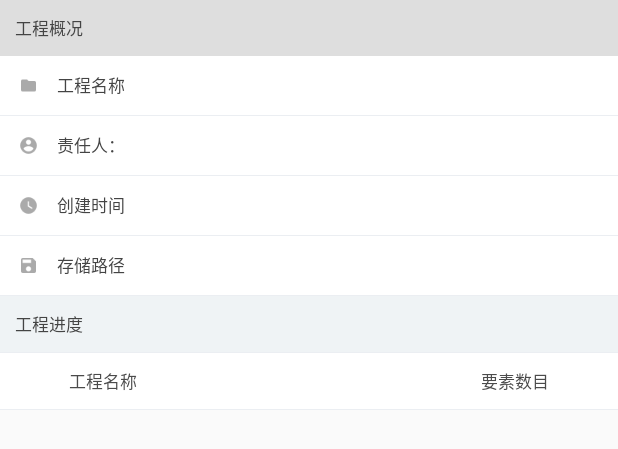
After one commit to kicker315/gis, an Android app: the layout headerview_project_layer_info.xml on its own in the app's theme, with its tools: preview values and no code run, on a phone screen of 412 x 824 dp. The commit adds this screen. Shown: the top 449 px of the screen. Run offline under Robolectric (Android 15) with nearby library versions, the phone set to English and light mode, and no system bars.

Commit message:
添加工程信息功能

```diff
--- a/app/src/main/java/com/zydcc/zrdc/ui/view/main/MapFragment.kt
+++ b/app/src/main/java/com/zydcc/zrdc/ui/view/main/MapFragment.kt
@@ -84,6 +84,7 @@ class MapFragment: Fragment(), MapOperate {
         dealError()
         return binding.root
     }
+
 
 
     // 初始化地图
--- /dev/null
+++ b/app/src/main/res/layout/headerview_project_layer_info.xml
@@ -0,0 +1,257 @@
+<?xml version="1.0" encoding="utf-8"?>
+<LinearLayout xmlns:android="http://schemas.android.com/apk/res/android"
+    android:layout_width="match_parent"
+    android:layout_height="wrap_content"
+    android:background="@color/background"
+    android:orientation="vertical">
+
+    <TextView
+        android:layout_width="match_parent"
+        android:layout_height="wrap_content"
+        android:background="@color/grey_translucent"
+        android:padding="10dp"
+        android:text="@string/txt_project_base_info"
+        android:textSize="@dimen/textsize_normal" />
+
+    <RelativeLayout
+        android:layout_width="match_parent"
+        android:layout_height="wrap_content"
+        android:layout_marginBottom="1px"
+        android:background="@color/white">
+
+        <ImageView
+            android:id="@+id/icon_projectname"
+            android:layout_width="wrap_content"
+            android:layout_height="wrap_content"
+            android:layout_centerVertical="true"
+            android:padding="12dp"
+            android:src="@drawable/icon_projectname"
+            android:contentDescription="@string/app_name"/>
+
+        <TextView
+            android:layout_width="wrap_content"
+            android:layout_height="wrap_content"
+            android:layout_centerVertical="true"
+            android:layout_toEndOf="@id/icon_projectname"
+            android:text="@string/txt_project_name"
+            android:textSize="@dimen/textsize_normal" />
+
+        <TextView
+            android:id="@+id/tv_projectName"
+            android:layout_width="wrap_content"
+            android:layout_height="wrap_content"
+            android:layout_alignParentEnd="true"
+            android:padding="12dp"
+            android:textSize="@dimen/textsize_normal" />
+    </RelativeLayout>
+
+    <RelativeLayout
+        android:layout_width="match_parent"
+        android:layout_height="wrap_content"
+        android:layout_marginBottom="1px"
+        android:background="#ffffffff">
+
+        <ImageView
+            android:id="@+id/icon_projectman"
+            android:layout_width="wrap_content"
+            android:layout_height="wrap_content"
+            android:layout_centerVertical="true"
+            android:padding="12.0dip"
+            android:src="@drawable/icon_createman" />
+
+        <TextView
+            android:layout_width="wrap_content"
+            android:layout_height="wrap_content"
+            android:layout_centerVertical="true"
+            android:layout_toEndOf="@id/icon_projectman"
+            android:text="@string/txt_create_user"
+            android:textSize="@dimen/textsize_normal" />
+
+        <TextView
+            android:id="@+id/tv_projectMan"
+            android:layout_width="wrap_content"
+            android:layout_height="wrap_content"
+            android:layout_alignParentEnd="true"
+            android:padding="12dp"
+            android:textSize="@dimen/textsize_normal" />
+    </RelativeLayout>
+
+    <RelativeLayout
+        android:layout_width="match_parent"
+        android:layout_height="wrap_content"
+        android:layout_marginBottom="1px"
+        android:background="@color/white"
+        android:visibility="gone">
+
+        <ImageView
+            android:id="@+id/icon_coordinate_system"
+            android:layout_width="wrap_content"
+            android:layout_height="wrap_content"
+            android:layout_centerVertical="true"
+            android:padding="12.0dip"
+            android:src="@drawable/icon_coordinate_system"
+            android:contentDescription="@string/app_name"/>
+
+        <TextView
+            android:layout_width="wrap_content"
+            android:layout_height="wrap_content"
+            android:layout_centerVertical="true"
+            android:layout_toEndOf="@id/icon_coordinate_system"
+            android:text="@string/txt_coordinate_sys"
+            android:textSize="@dimen/textsize_normal" />
+
+        <TextView
+            android:id="@id/tv_coordinate"
+            android:layout_width="wrap_content"
+            android:layout_height="wrap_content"
+            android:layout_alignParentEnd="true"
+            android:padding="12dp"
+            android:textSize="@dimen/textsize_normal" />
+    </RelativeLayout>
+
+    <RelativeLayout
+        android:layout_width="match_parent"
+        android:layout_height="wrap_content"
+        android:layout_marginBottom="1px"
+        android:background="@color/white"
+        android:visibility="gone">
+
+        <ImageView
+            android:id="@+id/icon_layertemp"
+            android:layout_width="wrap_content"
+            android:layout_height="wrap_content"
+            android:layout_centerVertical="true"
+            android:padding="12dp"
+            android:src="@drawable/icon_layertemp"
+            android:contentDescription="@string/app_name"/>
+
+        <TextView
+            android:layout_width="wrap_content"
+            android:layout_height="wrap_content"
+            android:layout_centerVertical="true"
+            android:layout_toEndOf="@id/icon_layertemp"
+            android:text="@string/txt_layer_temp"
+            android:textSize="@dimen/textsize_normal" />
+
+        <TextView
+            android:id="@+id/tv_project_temp"
+            android:layout_width="wrap_content"
+            android:layout_height="wrap_content"
+            android:layout_alignParentEnd="true"
+            android:padding="12.0dip"
+            android:textSize="@dimen/textsize_normal" />
+    </RelativeLayout>
+
+    <RelativeLayout
+        android:layout_width="match_parent"
+        android:layout_height="wrap_content"
+        android:layout_marginBottom="1px"
+        android:background="@color/white">
+
+        <ImageView
+            android:id="@+id/icon_createtime"
+            android:layout_width="wrap_content"
+            android:layout_height="wrap_content"
+            android:layout_centerVertical="true"
+            android:padding="12.0dip"
+            android:src="@drawable/icon_createtime"
+            android:contentDescription="@string/app_name"/>
+
+        <TextView
+            android:layout_width="wrap_content"
+            android:layout_height="wrap_content"
+            android:layout_centerVertical="true"
+            android:layout_toEndOf="@id/icon_createtime"
+            android:text="@string/txt_create_time"
+            android:textSize="@dimen/textsize_normal" />
+
+        <TextView
+            android:id="@+id/tv_project_time"
+            android:layout_width="wrap_content"
+            android:layout_height="wrap_content"
+            android:layout_alignParentEnd="true"
+            android:padding="12dp"
+            android:textSize="@dimen/textsize_normal" />
+    </RelativeLayout>
+
+    <RelativeLayout
+        android:layout_width="match_parent"
+        android:layout_height="wrap_content"
+        android:layout_marginBottom="1px"
+        android:background="@color/white">
+
+        <ImageView
+            android:id="@+id/icon_url"
+            android:layout_width="wrap_content"
+            android:layout_height="wrap_content"
+            android:layout_centerVertical="true"
+            android:padding="12.0dip"
+            android:src="@drawable/icon_save_path"
+            android:contentDescription="@string/app_name"/>
+
+        <TextView
+            android:layout_width="wrap_content"
+            android:layout_height="wrap_content"
+            android:layout_centerVertical="true"
+            android:layout_toEndOf="@id/icon_url"
+            android:text="@string/txt_project_sd_path"
+            android:textSize="@dimen/textsize_normal" />
+
+        <TextView
+            android:id="@+id/tv_project_path"
+            android:layout_width="wrap_content"
+            android:layout_height="wrap_content"
+            android:layout_alignParentEnd="true"
+            android:padding="12dp"
+            android:textSize="@dimen/textsize_normal" />
+    </RelativeLayout>
+
+    <TextView
+        android:layout_width="match_parent"
+        android:layout_height="wrap_content"
+        android:background="#ffeff3f5"
+        android:padding="10dp"
+        android:text="@string/txt_project_progress"
+        android:textSize="@dimen/textsize_normal" />
+
+    <LinearLayout
+        android:layout_width="match_parent"
+        android:layout_height="wrap_content"
+        android:layout_marginTop="1px"
+        android:layout_marginBottom="1px"
+        android:background="@color/white"
+        android:paddingTop="10dp"
+        android:paddingBottom="10dp">
+
+        <TextView
+            android:id="@id/tv_layer_name"
+            android:layout_width="0dp"
+            android:layout_height="wrap_content"
+            android:layout_weight="1"
+            android:gravity="center"
+            android:text="@string/txt_project_name"
+            android:textColor="#ff4b4b4b"
+            android:textSize="@dimen/textsize_normal" />
+
+        <TextView
+            android:id="@+id/tv_layer_type"
+            android:layout_width="0.0dip"
+            android:layout_height="wrap_content"
+            android:layout_weight="1.0"
+            android:gravity="center"
+            android:text="@string/txt_layer_type"
+            android:textColor="#ff4b4b4b"
+            android:textSize="@dimen/textsize_normal"
+            android:visibility="invisible" />
+
+        <TextView
+            android:id="@+id/tv_layer_feature_num"
+            android:layout_width="0.0dip"
+            android:layout_height="wrap_content"
+            android:layout_weight="1.0"
+            android:gravity="center"
+            android:text="@string/txt_feature_num"
+            android:textColor="#ff4b4b4b"
+            android:textSize="@dimen/textsize_normal" />
+    </LinearLayout>
+</LinearLayout>
--- a/app/src/main/res/layout/item_project_manager.xml
+++ b/app/src/main/res/layout/item_project_manager.xml
@@ -15,8 +15,6 @@
             android:layout_width="match_parent"
             android:layout_height="wrap_content"
             android:background="?android:selectableItemBackground"
-            android:clickable="true"
-            android:focusable="true"
             android:orientation="vertical"
             android:padding="5dp">
 
--- a/app/src/main/res/values/colors.xml
+++ b/app/src/main/res/values/colors.xml
@@ -20,7 +20,7 @@
     <color name="white_translucent_light">#66FFFFFF</color>
     <color name="white_translucent_dark">#99FFFFFF</color>
     <color name="translucent">#0000</color>
-    <color name="grey_translucent">#808799a3</color><!-- 灰色透明背景 80%透明 -->
+    <color name="grey_translucent">#ffdedede</color><!-- 灰色透明背景 80%透明 -->
     <color name="primary_text">#444444</color>
     <color name="secondary_text">#757575</color>
 
--- a/app/src/main/res/values/strings.xml
+++ b/app/src/main/res/values/strings.xml
@@ -189,6 +189,18 @@
     <string name="txt_create_user">责任人：</string>
     <string name="txt_default_username">admin</string>
     <string name="txt_project_list">工程列表</string>
+    <string name="txt_project_info">工程信息</string>
+
+    <string name="txt_open">打开</string>
+    <string name="txt_delete">删除</string>
+    <string name="txt_export">导出</string>
+    <string name="txt_excel">调查表</string>
+    <string name="txt_project_name">工程名称</string>
+    <string name="txt_project_base_info">工程概况</string>
+    <string name="txt_project_sd_path">存储路径</string>
+    <string name="txt_project_progress">工程进度</string>
+    <string name="txt_layer_type">要素类型</string>
+    <string name="txt_feature_num">要素数目</string>
 
 
 </resources>
--- a/app/src/main/res/values/styles.xml
+++ b/app/src/main/res/values/styles.xml
@@ -155,4 +155,9 @@
 
     </style>
 
+    <style name="NoAnimationDialog" parent="@android:style/Animation.Dialog">
+        <item name="android:windowEnterAnimation">@null</item>
+        <item name="android:windowExitAnimation">@null</item>
+    </style>
+
 </resources>
```
Also changed, not shown: app/src/main/java/com/zydcc/zrdc/ui/adapters/ProjectLayerListAdapter.kt (added, +20 -0 lines), app/src/main/java/com/zydcc/zrdc/ui/widget/ProjectInfoDialog.kt (added, +86 -0 lines), app/src/main/java/com/zydcc/zrdc/ui/widget/ProjectManagerDialog.kt (+7 -3 lines), app/src/main/res/drawable/shape_export_excel.xml (added, +7 -0 lines), app/src/main/res/layout/dialog_project_info.xml (added, +89 -0 lines), app/src/main/res/layout/item_layer_info.xml (added, +53 -0 lines).
